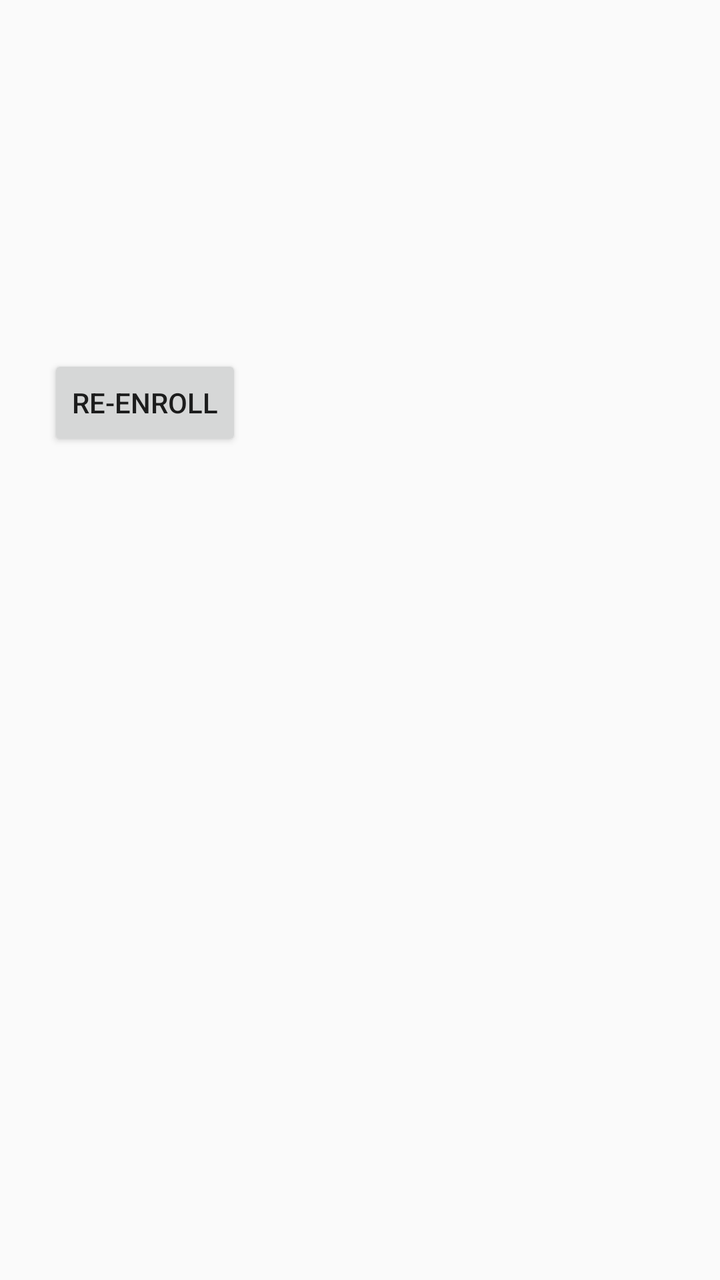
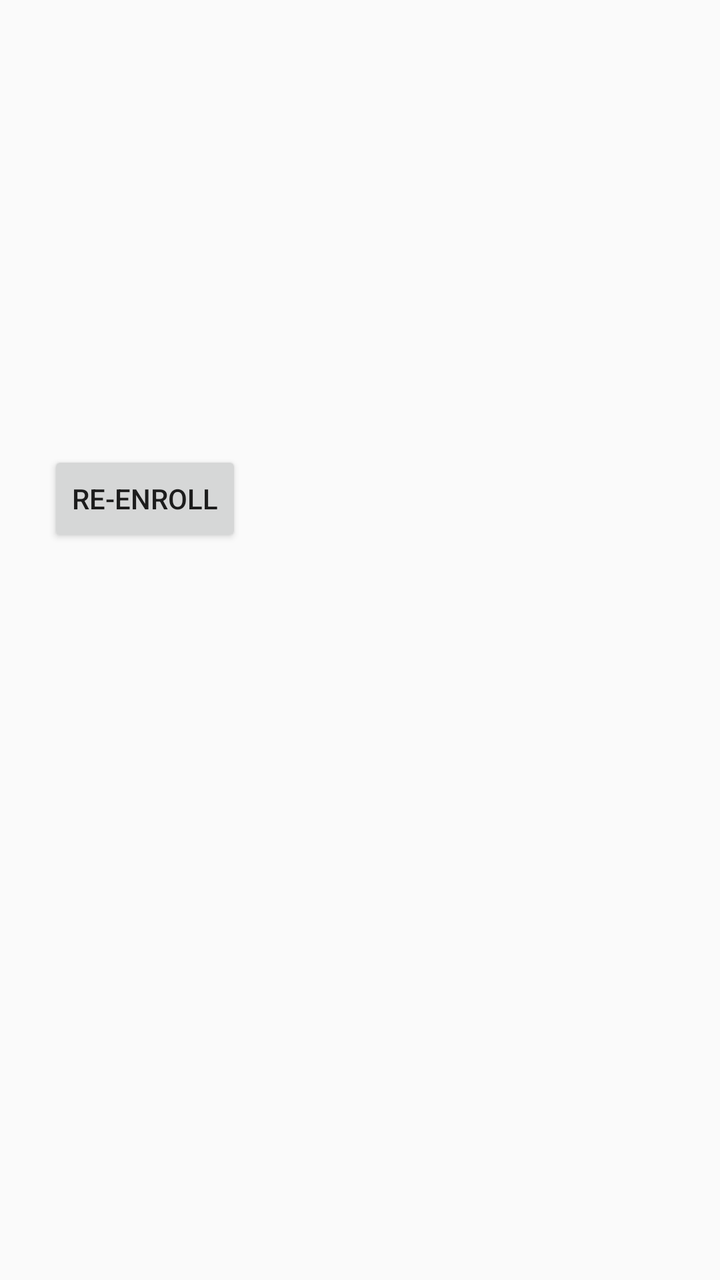

Before-and-after screenshots of an Android layout around one commit, followed by the original layout XML and the change that was made.
<!-- AndroidManifest.xml: application theme Theme.McpNotif -->
<!-- res/layout/activity_main.xml -->
<?xml version="1.0" encoding="utf-8"?>
<ScrollView xmlns:android="http://schemas.android.com/apk/res/android"
    xmlns:tools="http://schemas.android.com/tools"
    android:layout_width="match_parent"
    android:layout_height="match_parent"
    android:fillViewport="true">

    <LinearLayout
        android:layout_width="match_parent"
        android:layout_height="wrap_content"
        android:orientation="vertical"
        android:padding="24dp">

        <TextView
            android:id="@+id/status"
            android:layout_width="wrap_content"
            android:layout_height="wrap_content"
            android:textSize="20sp"
            android:textStyle="bold"
            tools:ignore="HardcodedText" />

        <TextView
            android:id="@+id/endpoint"
            android:layout_width="match_parent"
            android:layout_height="wrap_content"
            android:layout_marginTop="16dp"
            android:textIsSelectable="true"
            tools:ignore="HardcodedText" />

        <TextView
            android:id="@+id/token"
            android:layout_width="match_parent"
            android:layout_height="wrap_content"
            android:layout_marginTop="16dp"
            android:fontFamily="monospace"
            android:textIsSelectable="true"
            android:textSize="12sp"
            tools:ignore="HardcodedText" />

        <TextView
            android:id="@+id/error"
            android:layout_width="match_parent"
            android:layout_height="wrap_content"
            android:layout_marginTop="16dp"
            android:textColor="#C62828"
            android:textIsSelectable="true"
            tools:ignore="HardcodedText" />

        <Button
            android:id="@+id/reenroll"
            android:layout_width="wrap_content"
            android:layout_height="wrap_content"
            android:layout_marginTop="24dp"
            android:text="@string/reenroll" />
    </LinearLayout>
</ScrollView>
<!-- resources referenced by this layout -->
<resources>
  <string name="reenroll">Re-enroll</string>
  <style name="Theme.McpNotif" parent="Theme.AppCompat.DayNight.DarkActionBar" />
</resources>

<!-- the commit's change to res/layout/activity_main.xml (unified diff, before → after) -->
@@ -15,6 +15,7 @@
             android:id="@+id/status"
             android:layout_width="wrap_content"
             android:layout_height="wrap_content"
+            android:layout_marginTop="48dp"
             android:textSize="20sp"
             android:textStyle="bold"
             tools:ignore="HardcodedText" />
